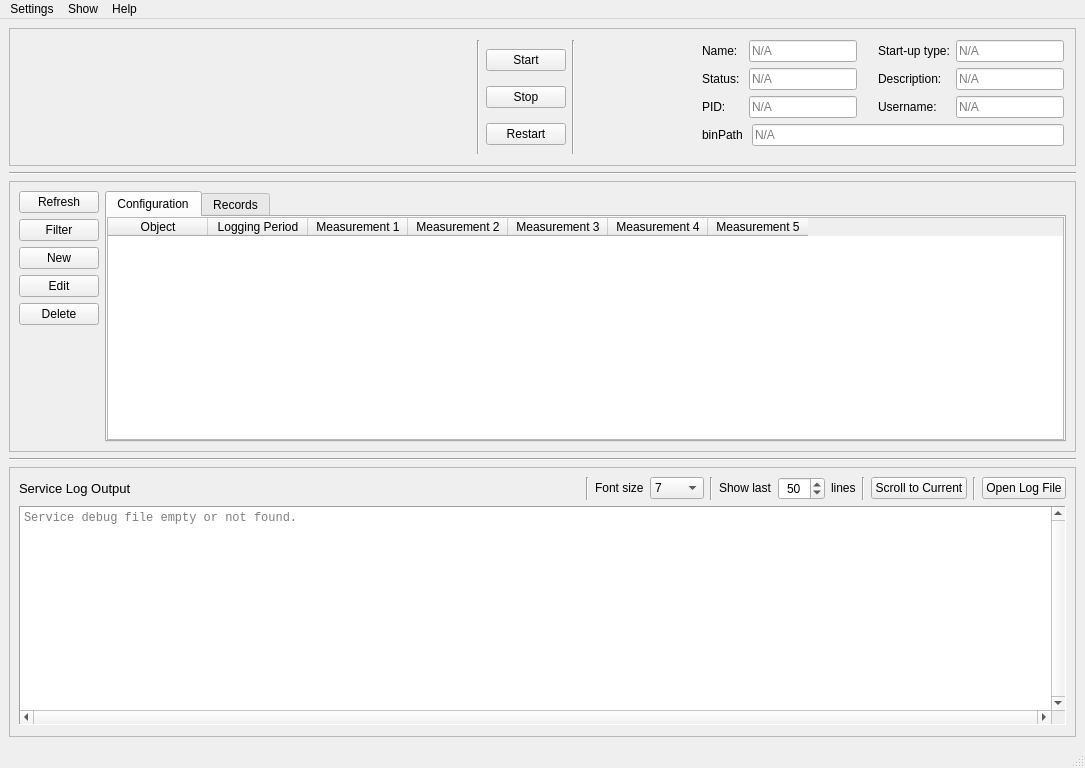
This is ServiceManager/GUI/layouts/MainWindow.ui in ISISNeutronMuon/HLM_PV_Import as Qt 5 draws it before an edit. The edited form follows.
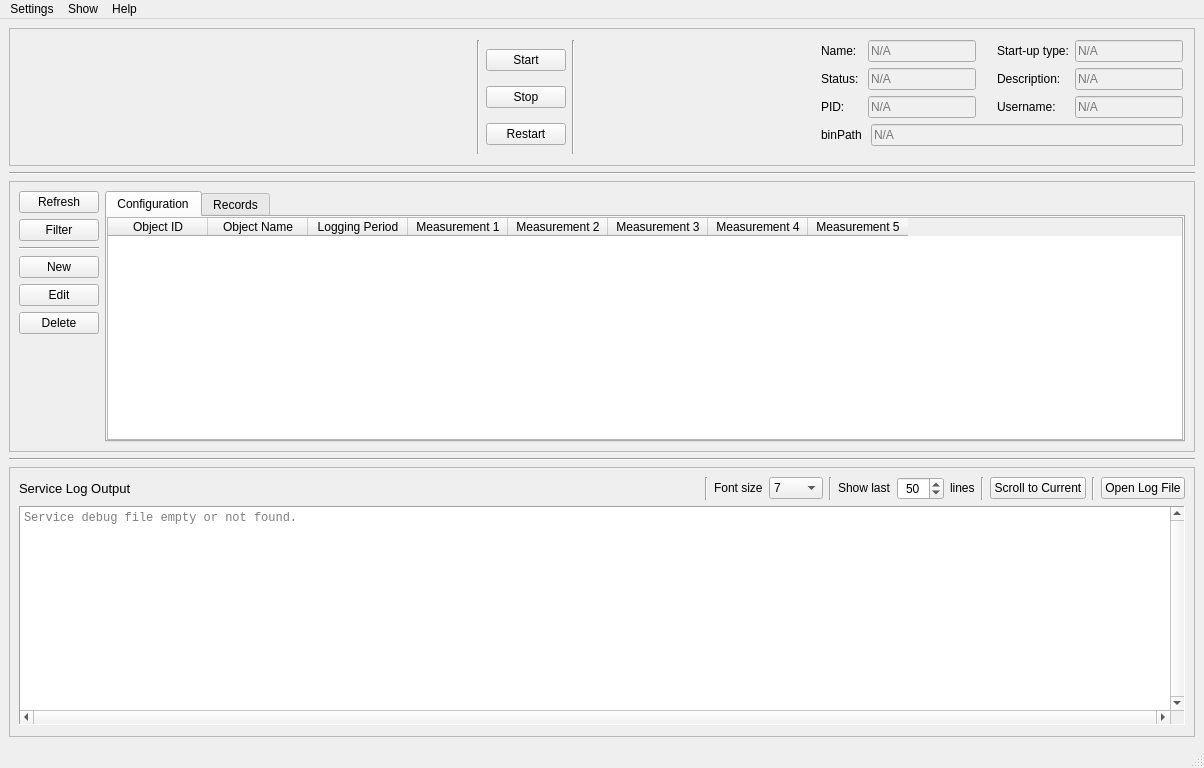
This is the edited form.

Commit message: Added PV config functions and ConfigEntry layout + base UI class

What changed in the file:
```diff
--- a/ServiceManager/GUI/layouts/MainWindow.ui
+++ b/ServiceManager/GUI/layouts/MainWindow.ui
@@ -6,7 +6,7 @@
    <rect>
     <x>0</x>
     <y>0</y>
-    <width>1085</width>
+    <width>1204</width>
     <height>768</height>
    </rect>
   </property>
@@ -178,6 +178,9 @@
                     <property name="autoFillBackground">
                      <bool>false</bool>
                     </property>
+                    <property name="styleSheet">
+                     <string notr="true">background-color: #F0F0F0;</string>
+                    </property>
                     <property name="readOnly">
                      <bool>true</bool>
                     </property>
@@ -203,6 +206,9 @@
                     <property name="focusPolicy">
                      <enum>Qt::NoFocus</enum>
                     </property>
+                    <property name="styleSheet">
+                     <string notr="true">background-color: #F0F0F0;</string>
+                    </property>
                     <property name="readOnly">
                      <bool>true</bool>
                     </property>
@@ -225,6 +231,12 @@
                   </item>
                   <item row="2" column="1">
                    <widget class="QLineEdit" name="pidText">
+                    <property name="focusPolicy">
+                     <enum>Qt::NoFocus</enum>
+                    </property>
+                    <property name="styleSheet">
+                     <string notr="true">background-color: #F0F0F0;</string>
+                    </property>
                     <property name="readOnly">
                      <bool>true</bool>
                     </property>
@@ -267,6 +279,12 @@
                   </item>
                   <item row="0" column="1">
                    <widget class="QLineEdit" name="startUpTypeText">
+                    <property name="focusPolicy">
+                     <enum>Qt::NoFocus</enum>
+                    </property>
+                    <property name="styleSheet">
+                     <string notr="true">background-color: #F0F0F0;</string>
+                    </property>
                     <property name="readOnly">
                      <bool>true</bool>
                     </property>
@@ -289,6 +307,12 @@
                   </item>
                   <item row="1" column="1">
                    <widget class="QLineEdit" name="descriptionText">
+                    <property name="focusPolicy">
+                     <enum>Qt::NoFocus</enum>
+                    </property>
+                    <property name="styleSheet">
+                     <string notr="true">background-color: #F0F0F0;</string>
+                    </property>
                     <property name="readOnly">
                      <bool>true</bool>
                     </property>
@@ -311,6 +335,12 @@
                   </item>
                   <item row="2" column="1">
                    <widget class="QLineEdit" name="usernameText">
+                    <property name="focusPolicy">
+                     <enum>Qt::NoFocus</enum>
+                    </property>
+                    <property name="styleSheet">
+                     <string notr="true">background-color: #F0F0F0;</string>
+                    </property>
                     <property name="readOnly">
                      <bool>true</bool>
                     </property>
@@ -339,6 +369,12 @@
                 </item>
                 <item row="0" column="1">
                  <widget class="QLineEdit" name="binPathText">
+                  <property name="focusPolicy">
+                   <enum>Qt::NoFocus</enum>
+                  </property>
+                  <property name="styleSheet">
+                   <string notr="true">background-color: #F0F0F0;</string>
+                  </property>
                   <property name="readOnly">
                    <bool>true</bool>
                   </property>
@@ -403,6 +439,13 @@
              </property>
             </widget>
            </item>
+           <item>
+            <widget class="Line" name="line_9">
+             <property name="orientation">
+              <enum>Qt::Horizontal</enum>
+             </property>
+            </widget>
+           </item>
            <item>
             <widget class="QPushButton" name="newButton">
              <property name="font">
@@ -506,7 +549,12 @@
                </attribute>
                <column>
                 <property name="text">
-                 <string>Object</string>
+                 <string>Object ID</string>
+                </property>
+               </column>
+               <column>
+                <property name="text">
+                 <string>Object Name</string>
                 </property>
                </column>
                <column>
@@ -930,7 +978,7 @@
     <rect>
      <x>0</x>
      <y>0</y>
-     <width>1085</width>
+     <width>1204</width>
      <height>26</height>
     </rect>
    </property>
```
The commit also changes 7 other files.
